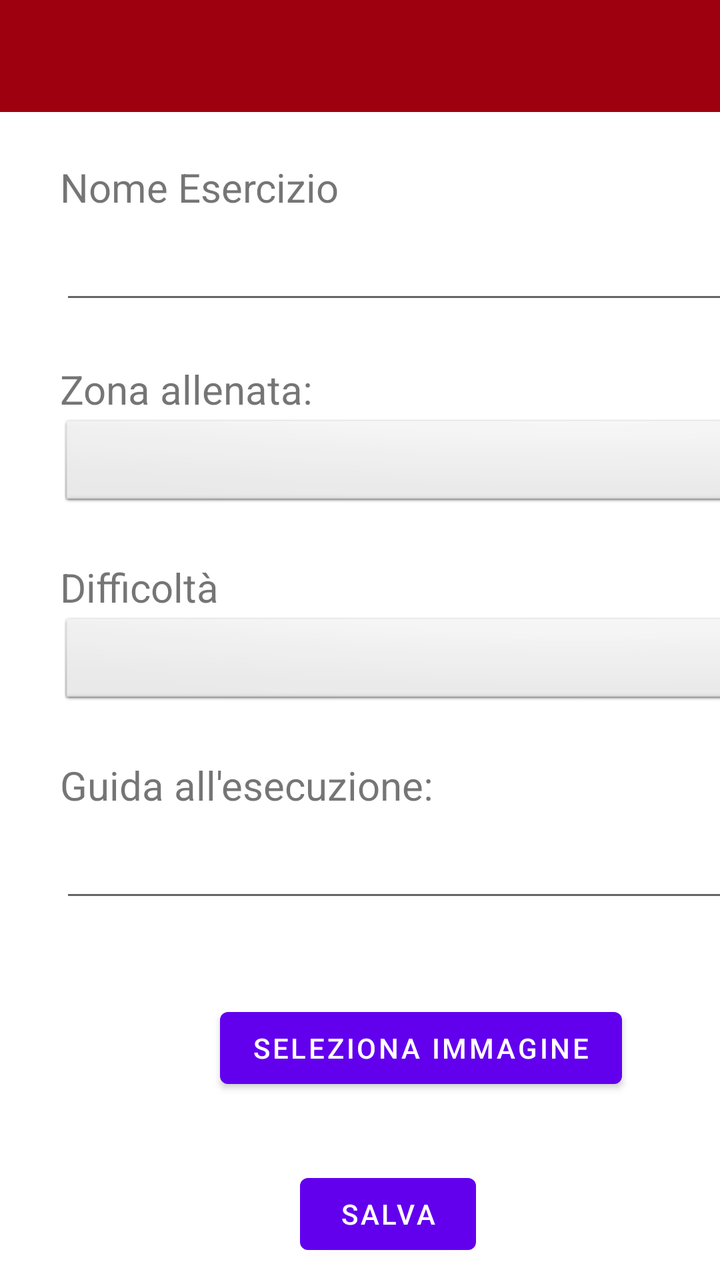
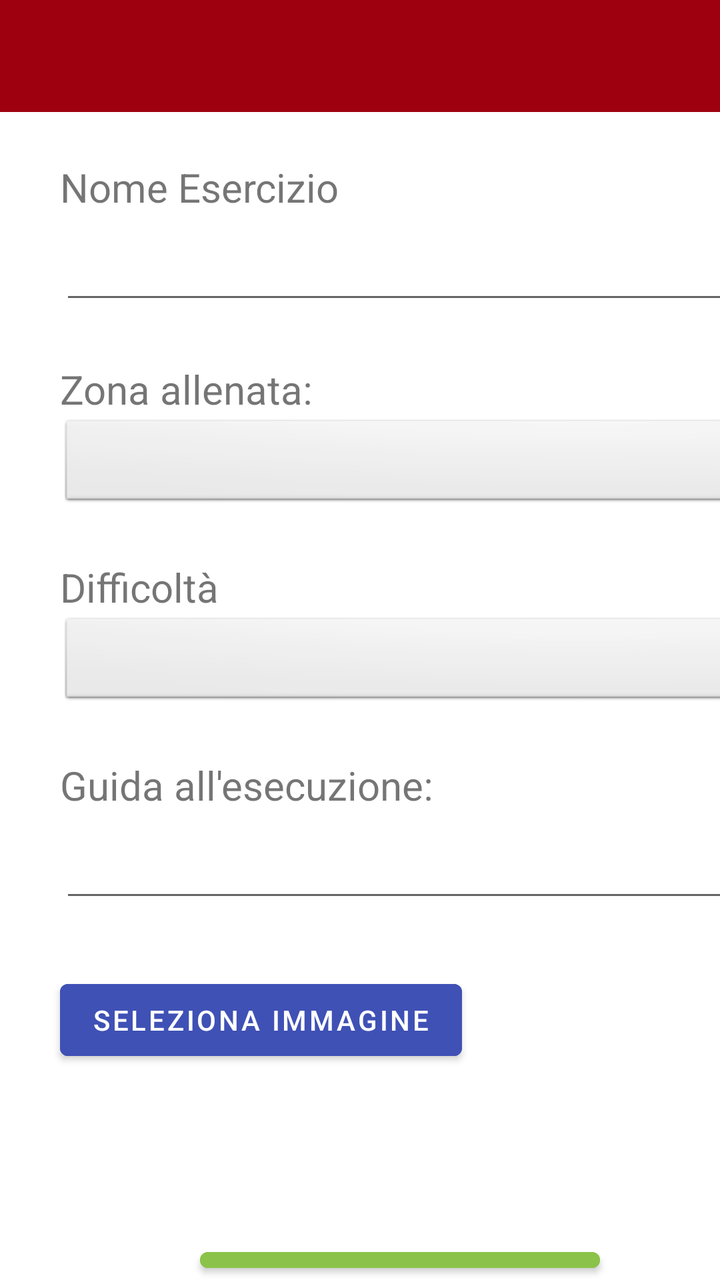

The first picture is an Android layout as it rendered before a commit; the second is the same layout after the commit. The layout source and the unified diff follow.
<!-- AndroidManifest.xml: application theme Theme.YourCali -->
<!-- res/layout/activity_exercise_editing.xml -->
<?xml version="1.0" encoding="utf-8"?>
<LinearLayout xmlns:android="http://schemas.android.com/apk/res/android"
    xmlns:tools="http://schemas.android.com/tools"
    android:layout_width="match_parent"
    android:layout_height="match_parent"
    android:orientation="vertical"
    tools:context=".ExerciseCreationActivity">

    <androidx.appcompat.widget.Toolbar
        android:id="@+id/exerciseEditingToolbar"
        android:layout_width="match_parent"
        android:layout_height="wrap_content"
        android:background="@color/Cranberry"
        android:minHeight="?attr/actionBarSize"
        android:theme="@style/MyThemeOverlay_Toolbar2" />

    <Space
        android:id="@+id/space"
        android:layout_width="403dp"
        android:layout_height="24dp" />

    <TextView
        android:layout_width="wrap_content"
        android:layout_height="wrap_content"
        android:layout_marginStart="30sp"
        android:text="@string/nome_esercizio"
        android:textSize="20sp" />

    <EditText
        android:id="@+id/exerciseNamePlain"
        android:layout_width="360sp"
        android:layout_height="50sp"
        android:layout_marginStart="30sp"
        android:autofillHints=""
        android:ems="10"
        android:inputType="textPersonName"
        android:labelFor="@+id/exerciseNamePlain"
        tools:ignore="SpeakableTextPresentCheck" />

    <Space
        android:layout_width="match_parent"
        android:layout_height="24dp" />

    <TextView
        android:id="@+id/textView4"
        android:layout_width="wrap_content"
        android:layout_height="wrap_content"
        android:layout_marginStart="30sp"
        android:text="@string/zona_allenata"
        android:textSize="20sp" />

    <Spinner
        android:id="@+id/spinnerZona"
        android:layout_width="360dp"
        android:layout_height="48dp"
        android:layout_marginStart="30sp"
        android:background="@android:drawable/btn_dropdown"
        android:spinnerMode="dropdown"
        tools:ignore="SpeakableTextPresentCheck" />

    <Space
        android:id="@+id/space2"
        android:layout_width="match_parent"
        android:layout_height="24dp" />

    <TextView
        android:id="@+id/textView3"
        android:layout_width="wrap_content"
        android:layout_height="wrap_content"
        android:layout_marginStart="30sp"
        android:text="@string/difficolta"
        android:textSize="20sp" />

    <Spinner
        android:id="@+id/spinnerDifficolta"
        android:layout_width="360dp"
        android:layout_height="48dp"
        android:layout_marginStart="30sp"
        android:background="@android:drawable/btn_dropdown"
        android:spinnerMode="dropdown"
        tools:ignore="SpeakableTextPresentCheck" />

    <Space
        android:id="@+id/space3"
        android:layout_width="match_parent"
        android:layout_height="24dp" />

    <TextView
        android:id="@+id/textView2"
        android:layout_width="wrap_content"
        android:layout_height="wrap_content"
        android:layout_marginStart="30sp"
        android:text="@string/guida_all_esecuzione"
        android:textSize="20sp" />

    <EditText
        android:id="@+id/helpGuidePlain"
        android:layout_width="360sp"
        android:layout_height="50sp"
        android:layout_marginStart="30sp"
        android:autofillHints=""
        android:inputType="textMultiLine"
        android:labelFor="@id/helpGuidePlain"
        tools:ignore="SpeakableTextPresentCheck" />

    <Space
        android:id="@+id/space4"
        android:layout_width="403dp"
        android:layout_height="24dp" />

    <LinearLayout
        android:layout_width="match_parent"
        android:layout_height="79dp"
        android:orientation="horizontal">

        <ImageView
            android:id="@+id/imageView"
            android:layout_width="80dp"
            android:layout_height="80dp"
            android:layout_marginStart="30sp"
            android:contentDescription="@string/immagine_esercizio"/>

        <Button
            android:id="@+id/gallery"
            android:layout_width="wrap_content"
            android:layout_height="wrap_content"
            android:layout_marginTop="20sp"
            android:text="@string/seleziona_immagine" />
    </LinearLayout>

    <Space
        android:layout_width="match_parent"
        android:layout_height="24dp" />

    <Button
        android:id="@+id/saveExerciseButton"
        android:layout_width="wrap_content"
        android:layout_height="wrap_content"
        android:layout_marginStart="150sp"
        android:gravity="center"
        android:text="@string/salva"
        android:textAlignment="center" />

</LinearLayout>
<!-- resources referenced by this layout -->
<resources>
  <color name="Cranberry">#9F000F</color>
  <string name="difficolta">Difficoltà</string>
  <string name="guida_all_esecuzione">Guida all\'esecuzione:</string>
  <string name="immagine_esercizio">Immagine esercizio</string>
  <string name="nome_esercizio">Nome Esercizio</string>
  <string name="salva">Salva</string>
  <string name="seleziona_immagine">Seleziona immagine</string>
  <string name="zona_allenata">Zona allenata:</string>
  <style name="MyThemeOverlay_Toolbar2" parent="ThemeOverlay.MaterialComponents.Toolbar.Primary">
          
          <item name="android:textColorPrimary">@color/white</item>
  
          
          <item name="colorOnPrimary">@color/white</item>
      </style>
  <style name="Theme.YourCali" parent="Theme.MaterialComponents.DayNight.NoActionBar">
          
          <item name="colorPrimary">@color/purple_500</item>
          <item name="colorPrimaryVariant">@color/purple_700</item>
          <item name="colorOnPrimary">@color/white</item>
          
          <item name="colorSecondary">@color/teal_200</item>
          <item name="colorSecondaryVariant">@color/teal_700</item>
          <item name="colorOnSecondary">@color/black</item>
          
          <item name="android:statusBarColor">@color/DarkCranberry</item>
          
      </style>
  <color name="white">#FFFFFFFF</color>
  <color name="purple_500">#FF6200EE</color>
  <color name="purple_700">#FF3700B3</color>
  <color name="teal_200">#FF03DAC5</color>
  <color name="teal_700">#FF018786</color>
  <color name="black">#FF000000</color>
  <color name="DarkCranberry">#FF7A020E</color>
</resources>

<!-- the commit's change to res/layout/activity_exercise_editing.xml (unified diff, before → after) -->
@@ -22,7 +22,7 @@
     <TextView
         android:layout_width="wrap_content"
         android:layout_height="wrap_content"
-        android:layout_marginStart="30sp"
+        android:layout_marginHorizontal="30sp"
         android:text="@string/nome_esercizio"
         android:textSize="20sp" />
 
@@ -30,7 +30,7 @@
         android:id="@+id/exerciseNamePlain"
         android:layout_width="360sp"
         android:layout_height="50sp"
-        android:layout_marginStart="30sp"
+        android:layout_marginHorizontal="30sp"
         android:autofillHints=""
         android:ems="10"
         android:inputType="textPersonName"
@@ -45,7 +45,7 @@
         android:id="@+id/textView4"
         android:layout_width="wrap_content"
         android:layout_height="wrap_content"
-        android:layout_marginStart="30sp"
+        android:layout_marginHorizontal="30sp"
         android:text="@string/zona_allenata"
         android:textSize="20sp" />
 
@@ -53,7 +53,7 @@
         android:id="@+id/spinnerZona"
         android:layout_width="360dp"
         android:layout_height="48dp"
-        android:layout_marginStart="30sp"
+        android:layout_marginHorizontal="30sp"
         android:background="@android:drawable/btn_dropdown"
         android:spinnerMode="dropdown"
         tools:ignore="SpeakableTextPresentCheck" />
@@ -67,7 +67,7 @@
         android:id="@+id/textView3"
         android:layout_width="wrap_content"
         android:layout_height="wrap_content"
-        android:layout_marginStart="30sp"
+        android:layout_marginHorizontal="30sp"
         android:text="@string/difficolta"
         android:textSize="20sp" />
 
@@ -75,7 +75,7 @@
         android:id="@+id/spinnerDifficolta"
         android:layout_width="360dp"
         android:layout_height="48dp"
-        android:layout_marginStart="30sp"
+        android:layout_marginHorizontal="30sp"
         android:background="@android:drawable/btn_dropdown"
         android:spinnerMode="dropdown"
         tools:ignore="SpeakableTextPresentCheck" />
@@ -89,7 +89,7 @@
         android:id="@+id/textView2"
         android:layout_width="wrap_content"
         android:layout_height="wrap_content"
-        android:layout_marginStart="30sp"
+        android:layout_marginHorizontal="30sp"
         android:text="@string/guida_all_esecuzione"
         android:textSize="20sp" />
 
@@ -97,7 +97,7 @@
         android:id="@+id/helpGuidePlain"
         android:layout_width="360sp"
         android:layout_height="50sp"
-        android:layout_marginStart="30sp"
+        android:layout_marginHorizontal="30sp"
         android:autofillHints=""
         android:inputType="textMultiLine"
         android:labelFor="@id/helpGuidePlain"
@@ -105,38 +105,49 @@
 
     <Space
         android:id="@+id/space4"
-        android:layout_width="403dp"
-        android:layout_height="24dp" />
+        android:layout_width="match_parent"
+        android:layout_height="10sp" />
 
     <LinearLayout
         android:layout_width="match_parent"
         android:layout_height="79dp"
         android:orientation="horizontal">
 
-        <ImageView
-            android:id="@+id/imageView"
-            android:layout_width="80dp"
-            android:layout_height="80dp"
-            android:layout_marginStart="30sp"
-            android:contentDescription="@string/immagine_esercizio"/>
-
         <Button
             android:id="@+id/gallery"
             android:layout_width="wrap_content"
             android:layout_height="wrap_content"
+            android:layout_marginHorizontal="30sp"
             android:layout_marginTop="20sp"
+            android:backgroundTint="#3F51B5"
             android:text="@string/seleziona_immagine" />
+
+        <ImageView
+            android:id="@+id/imageView"
+            android:layout_marginLeft="30sp"
+            android:layout_width="80dp"
+            android:layout_height="80dp"
+            android:layout_marginStart="30sp"
+            android:contentDescription="@string/immagine_esercizio" />
+
+
     </LinearLayout>
 
-    <Space
+    <TextView
+        android:id="@+id/imageError"
         android:layout_width="match_parent"
-        android:layout_height="24dp" />
+        android:layout_height="75sp"
+        android:text="Attenzione! Inserire un'immagine"
+        android:textAlignment="center"
+        android:textColor="@color/Cranberry"
+        android:visibility="invisible" />
 
     <Button
         android:id="@+id/saveExerciseButton"
-        android:layout_width="wrap_content"
+        android:layout_width="200sp"
         android:layout_height="wrap_content"
-        android:layout_marginStart="150sp"
+        android:layout_marginStart="100sp"
+        android:backgroundTint="#8BC34A"
         android:gravity="center"
         android:text="@string/salva"
         android:textAlignment="center" />
